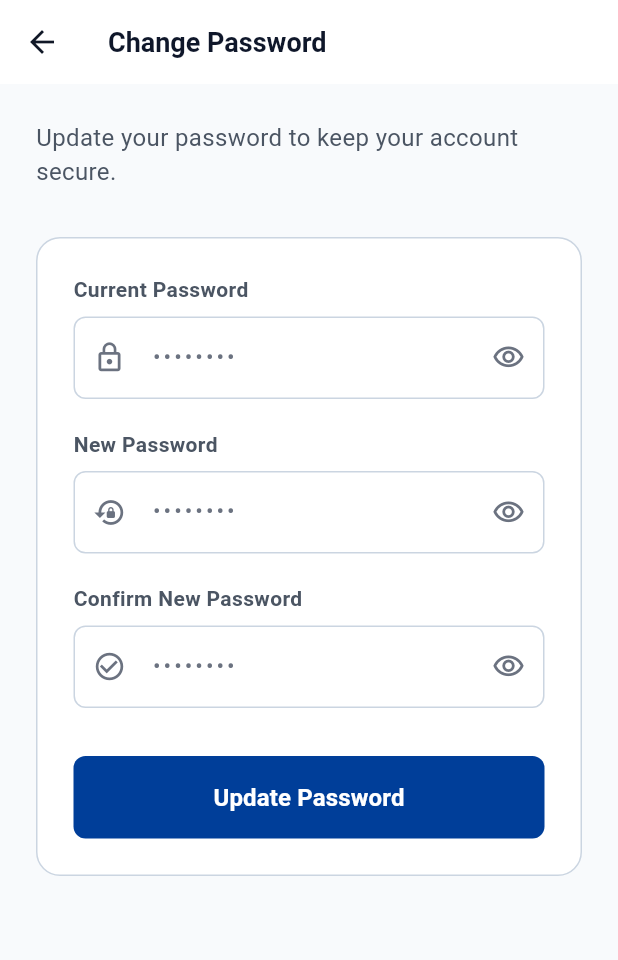
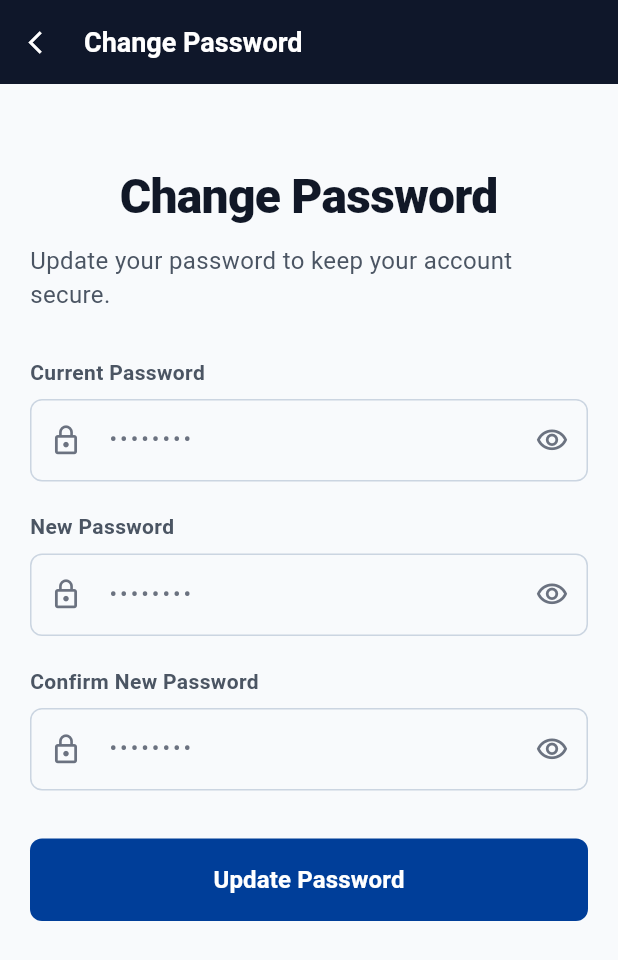
Before and after one commit to ritik453rr/core_hr, a Flutter app: the ProfilePage screen opened by its route, after a tap on "Change Password", on a phone screen of 412 x 824 dp. Shown: the top 960 px of the screen. Run offline on Flutter 3.47's test engine with Material 3 defaults, Android fonts, the phone set to English and light mode, and no system bars; drawn by our look-alikes of toastification; our stand-ins replace cached_network_image, connectivity_plus, dio, flutter_dotenv, geocoding, geolocator and 3 more; accounts and stored records are empty; network calls fail.

Commit message:
feat: integrate profile API, refactor UI components, and update app theme
Profile Module:
- Integrated getUserProfile API in AuthRepo using GET request
- Added getLocalStorageProfile() in ProfileController for offline-first storage initialization
- Configured ProfileBuilderIds enum for GetBuilder state updates
- Refactored ProfilePage to consume UserProfileData directly and removed dummy stats row
- Marked downloadIdCard and editProfileInfo as unavailable services

Components & Navigation:
- Created reusable CustomAppBar with configurable title, back button, and action widgets
- Applied CustomAppBar to ProfilePage and ChangePasswordPage
- Redesigned ChangePasswordPage to align with LoginPage layout and styling
- Added UserStatus enum (active/inactive) and updated ClockInCard to show Online/Offline status
- Centrally configured route transition animations in main.dart (defaultTransition)
- Updated showLogoutDialog button text styles (semiBold14Grey for Cancel, semiBold14Red for Logout)

Splash & Theme:
- Updated SplashPage and SplashLogoWidget to a light/white theme using AppAssets.appIcon
- Replaced version text on Splash screen with enterprise tagline footer
- Reduced box shadow intensity on SplashLogoWidget

Codebase Cleanups:
- Removed unused string constants from StringConstants
- Added single-line documentation comments across methods

```diff
--- /dev/null
+++ b/lib/core/constants/app_assets.dart
@@ -0,0 +1,3 @@
+class AppAssets {
+  static const appIcon = "assets/images/pngs/app_icon.png";
+}
--- a/lib/core/constants/app_keys.dart
+++ b/lib/core/constants/app_keys.dart
@@ -1,5 +1,5 @@
 /// Stores environment keys used in the application.
 class AppKeys {
   /// Production base URL key
-  static const String apiBaseUrl = "BASE_URL";
+  static const String apiBaseUrl = "DEV_API_BASE_URL";
 }
--- a/lib/core/language/string_constants.dart
+++ b/lib/core/language/string_constants.dart
@@ -23,24 +23,13 @@ class StringConstants {
       "Server not reachable. Please try again";
 
   /// Home
-  static const String kNoNewAnnouncements = "No new announcements today.";
-  static const String kNotifications = "Notifications";
+  static const String kUnknown = "Unknown";
   static const String kDailyWorkShift = "DAILY WORK SHIFT";
   static const String kActiveShiftInProgress = "Active Shift in Progress";
   static const String kNotClockedInToday = "Not Clocked In Today";
-  static const String kClockedIn = "CLOCKED IN";
   static const String kOffline = "OFFLINE";
   static const String kClockOut = "CLOCK OUT";
   static const String kClockInWithLocation = "CLOCK IN WITH LOCATION";
-  static const String kKeyPerformanceMetrics = "Key Performance Metrics";
-  static const String kRealTime = "Real-Time";
-  static const String kLeaveBalance = "Leave Balance";
-  static const String kDays = "Days";
-  static const String kOkrScore = "OKR Score";
-  static const String kActiveLeads = "Active Leads";
-  static const String kClients = "Clients";
-  static const String kTeamApprovals = "Team Approvals";
-  static const String kPending = "Pending";
   static const String kHrAndFieldApplications = "HR & Field Applications";
   static const String kAllServices = "All Services";
   static const String kHolidays = "Holidays";
@@ -49,50 +38,21 @@ class StringConstants {
   static const String kLeadManagement = "Lead Management";
   static const String kHrDocuments = "HR Documents";
   static const String kOkrAndGoals = "OKR & Goals";
-  static const String kAnnouncementTitle = "Q3 Performance & Payroll Review";
-  static const String kAnnouncementSubtitle =
-      "Submit all pending appraisal goals by Aug 25.";
-  static const String kDefaultAvatarInitials = "AM";
-  static const String kPercent = "%";
   static const String kBulletSeparator = " • ";
-  static const String kDefaultProfileImageUrl =
-      "https://images.unsplash.com/photo-1494790108377-be9c29b29330?w=100";
-  static const String kLiveLocationRecorded = "Live location recorded: ";
-  static const String kWorkDurationCalculated =
-      "Total work duration calculated.";
-
-  /// Attendance
-  static const String kAttendanceAndClockIn = "Attendance & Clock-In";
-  static const String kCapturedLiveLocation = "Captured Live Location";
-  static const String kGpsCoordinates = "GPS Coordinates: ";
-  static const String kTodaysShift = "Today's Shift";
-  static const String kInProgress = "In Progress";
-  static const String kNotClockedIn = "Not Clocked In";
-  static const String kClockIn = "Clock In";
-  static const String kClockOutNow = "CLOCK OUT NOW";
-  static const String kRecentAttendanceHistory = "Recent Attendance History";
-  static const String kUnknownLocation = "Unknown Location";
 
   /// Navigation
   static const String kHome = "Home";
-  static const String kAttendance = "Attendance";
   static const String kTracking = "Tracking";
   static const String kMyTeam = "My Team";
 
   /// Profile
   static const String kMyProfile = "My Profile";
-  static const String kDownloadIdCard = "Download ID Card";
-  static const String kEditProfileInfo = "Edit Profile Info";
   static const String kPersonalAndEmploymentDetails =
       "Personal & Employment Details";
   static const String kAccountAndSecurityActions = "Account & Security Actions";
-  static const String kExperience = "Experience";
-  static const String kLeaveBal = "Leave Bal.";
-  static const String kActiveLoan = "Active Loan";
   static const String kDepartment = "Department";
   static const String kEmailAddress = "Email Address";
   static const String kPhoneNumber = "Phone Number";
-  static const String kDateOfJoining = "Date of Joining";
   static const String kWorkShift = "Work Shift";
   static const String kReportingManager = "Reporting Manager";
   static const String kOfficeLocation = "Office Location";
@@ -111,8 +71,7 @@ class StringConstants {
   /// Splash
   static const String kAppTitle = "HR BOOK";
   static const String kAppSubtitle = "Automating HR & Payroll Solutions";
-  static const String kAppVersionFooter =
-      "Enterprise Core HR Platform • v1.0.0";
+  static const String kAppFooterText = "Enterprise Core HR Platform";
 
   /// Logout Dialog
   static const String kConfirmLogout = "Confirm Logout";
@@ -120,10 +79,9 @@ class StringConstants {
       "Are you sure you want to log out of your HR Book account?";
   static const String kCancel = "Cancel";
   static const String kLogout = "Logout";
-  static const String kLogoutSuccess = "You have logged out successfully.";
 
-  ///...................///
-  static const kEmailIsRequired = "Email is required";
-  static const kEnterAValidEmail = "Enter a valid email address";
-  static const kFieldRequired="Field is required";
+  /// Validators
+  static const String kEmailIsRequired = "Email is required";
+  static const String kEnterAValidEmail = "Enter a valid email address";
+  static const String kFieldRequired = "Field is required";
 }
--- a/lib/core/routing/app_pages.dart
+++ b/lib/core/routing/app_pages.dart
@@ -48,7 +48,7 @@ class AppPages {
         Get.lazyPut(() => HomeController(), fenix: true);
         Get.lazyPut(() => FieldTrackingController(), fenix: true);
         Get.lazyPut(() => MyTeamController(), fenix: true);
-        Get.put(ProfileController(), permanent: true);
+        Get.put(ProfileController());
       }),
       transition: Transition.fadeIn,
       transitionDuration: _defaultDuration,
--- a/lib/feature/auth/data/repository/auth_repo.dart
+++ b/lib/feature/auth/data/repository/auth_repo.dart
@@ -31,6 +31,7 @@ class AuthRepo {
     final ResponseModel resModel = await apiService.getRequest(
       url: ApiEndPoints.profile,
       model: userProfileModelFromJson,
+      showInternetMsg: true
     );
     return resModel;
   }
--- a/lib/feature/change_password/presentation/page/change_password_page.dart
+++ b/lib/feature/change_password/presentation/page/change_password_page.dart
@@ -1,14 +1,16 @@
-import '../../../../core/app_validator/app_validator.dart';
 import 'package:flutter/material.dart';
 import 'package:get/get.dart';
+import 'package:core_hr/core/app_validator/app_validator.dart';
+import 'package:core_hr/core/common_widgets/app_button.dart';
+import 'package:core_hr/core/common_widgets/app_loading_overlay.dart';
+import 'package:core_hr/core/common_widgets/app_safe_area.dart';
+import 'package:core_hr/core/common_widgets/app_text.dart';
+import 'package:core_hr/core/common_widgets/app_text_field.dart';
+import 'package:core_hr/core/common_widgets/custom_app_bar.dart';
+import 'package:core_hr/core/constants/app_constants.dart';
+import 'package:core_hr/core/constants/app_text_style.dart';
+import 'package:core_hr/core/extension/sized_box_extension.dart';
 import 'package:core_hr/core/language/string_constants.dart';
-import 'package:core_hr/core/constants/app_text_style.dart';
-import 'package:core_hr/core/constants/app_colors.dart';
-import 'package:core_hr/core/extension/sized_box_extension.dart';
-import '../../../../core/common_widgets/app_button.dart';
-import '../../../../core/common_widgets/app_safe_area.dart';
-import '../../../../core/common_widgets/app_text.dart';
-import '../../../../core/common_widgets/app_text_field.dart';
 import '../controller/change_password_controller.dart';
 
 /// Page for authenticated users to update their account password.
@@ -18,70 +20,79 @@ class ChangePasswordPage extends GetView<ChangePasswordController> {
   @override
   Widget build(BuildContext context) {
     return Scaffold(
-      appBar: AppBar(
-        title: const AppText(
-          StringConstants.kChangePassword,
-          style: AppTextStyle.bold18,
+      appBar: const CustomAppBar(
+        title: StringConstants.kChangePassword,
+        showBackButton: true,
       ),
-        backgroundColor: AppColors.cFFFFFF,
-        elevation: 0,
-        leading: IconButton(
-          icon: const Icon(Icons.arrow_back, color: AppColors.c111827),
-          onPressed: () => Get.back(),
+      body: AppSafeArea(
+        child: Stack(
+          children: [
+            _buildBody(),
+            Obx(() => AppLoadingOverlay(enable: controller.isLoading.value)),
+          ],
         ),
       ),
-      body: AppSafeArea(
-        child: SingleChildScrollView(
-          padding: const EdgeInsets.all(24.0),
+    );
+  }
+
+  Widget _buildBody() {
+    return SingleChildScrollView(
+      child: Padding(
+        padding: const EdgeInsets.symmetric(
+          horizontal: AppConstants.hzSpace,
+          vertical: 40,
+        ),
         child: Form(
           key: controller.formKey,
           child: Column(
             crossAxisAlignment: CrossAxisAlignment.stretch,
             children: [
-                const AppText(
+              12.h,
+              // --- Title & Subtitle ---
+              const Center(
+                child: AppText(
+                  StringConstants.kChangePassword,
+                  style: AppTextStyle.bold32,
+                ),
+              ),
+              8.h,
+              const Center(
+                child: AppText(
                   StringConstants.kUpdatePasswordSubtitle,
                   style: AppTextStyle.regular16Grey,
                 ),
-                32.h,
-                Container(
-                  width: Get.width,
-                  decoration: BoxDecoration(
-                    color: AppColors.cFFFFFF,
-                    borderRadius: BorderRadius.circular(16),
-                    border: Border.all(color: AppColors.cCBD5E1, width: 1),
               ),
-                  padding: const EdgeInsets.all(24.0),
-                  child: Column(
-                    crossAxisAlignment: CrossAxisAlignment.stretch,
-                    children: [
-                      // Current Password
+              30.h,
+
+              // --- Current Password ---
               Obx(
                 () => AppTextField(
                   title: StringConstants.kCurrentPassword,
                   controller: controller.currentPasswordController,
-                          obscureText:
-                              !controller.isCurrentPasswordVisible.value,
+                  textInputAction: TextInputAction.next,
+                  obscureText: !controller.isCurrentPasswordVisible.value,
+                  autoValidateMode: AutovalidateMode.onUserInteraction,
                   hintText: StringConstants.kPasswordHint,
                   prefixIcon: Icons.lock_outline,
                   suffixIcon: controller.isCurrentPasswordVisible.value
                       ? Icons.visibility_off_outlined
                       : Icons.visibility_outlined,
-                          onSuffixTap:
-                              controller.toggleCurrentPasswordVisibility,
-                          validator: (value) =>
-                              AppValidator.validateRequired(value),
+                  onSuffixTap: controller.toggleCurrentPasswordVisibility,
+                  validator: (value) => AppValidator.validateRequired(value),
                 ),
               ),
               20.h,
 
-                      // New Password
+              // --- New Password ---
               Obx(
                 () => AppTextField(
                   title: StringConstants.kNewPassword,
                   controller: controller.newPasswordController,
+                  textInputAction: TextInputAction.next,
                   obscureText: !controller.isNewPasswordVisible.value,
+                  autoValidateMode: AutovalidateMode.onUserInteraction,
                   hintText: StringConstants.kPasswordHint,
-                          prefixIcon: Icons.lock_reset,
+                  prefixIcon: Icons.lock_outline,
                   suffixIcon: controller.isNewPasswordVisible.value
                       ? Icons.visibility_off_outlined
                       : Icons.visibility_outlined,
@@ -99,26 +110,25 @@ class ChangePasswordPage extends GetView<ChangePasswordController> {
               ),
               20.h,
 
-                      // Confirm Password
+              // --- Confirm Password ---
               Obx(
                 () => AppTextField(
                   title: StringConstants.kConfirmNewPassword,
                   controller: controller.confirmPasswordController,
-                          obscureText:
-                              !controller.isConfirmPasswordVisible.value,
+                  textInputAction: TextInputAction.done,
+                  obscureText: !controller.isConfirmPasswordVisible.value,
+                  autoValidateMode: AutovalidateMode.onUserInteraction,
                   hintText: StringConstants.kPasswordHint,
-                          prefixIcon: Icons.check_circle_outline,
+                  prefixIcon: Icons.lock_outline,
                   suffixIcon: controller.isConfirmPasswordVisible.value
                       ? Icons.visibility_off_outlined
                       : Icons.visibility_outlined,
-                          onSuffixTap:
-                              controller.toggleConfirmPasswordVisibility,
+                  onSuffixTap: controller.toggleConfirmPasswordVisibility,
                   validator: (value) {
                     if (value == null || value.isEmpty) {
                       return AppValidator.validateRequired(value);
                     }
-                            if (value !=
-                                controller.newPasswordController.text) {
+                    if (value != controller.newPasswordController.text) {
                       return StringConstants.kPasswordMatchError;
                     }
                     return null;
@@ -127,7 +137,7 @@ class ChangePasswordPage extends GetView<ChangePasswordController> {
               ),
               32.h,
 
-                      // Change Password Button
+              // --- Update Password Button ---
               Obx(
                 () => AppButton(
                   title: StringConstants.kUpdatePassword,
@@ -138,10 +148,6 @@ class ChangePasswordPage extends GetView<ChangePasswordController> {
             ],
           ),
         ),
-              ],
-            ),
-          ),
-        ),
       ),
     );
   }
--- a/lib/feature/profile/presentation/controller/profile_controller.dart
+++ b/lib/feature/profile/presentation/controller/profile_controller.dart
@@ -30,7 +30,6 @@ class ProfileController extends GetxController {
   /// Loads user profile from local storage and updates UI state.
   void getLocalStorageProfile() {
     userProfileData = AppStorage.getUserProfile();
-    update([ProfileBuilderIds.profilePage]);
   }
 
   /// Fetches user profile from API and updates UI state.
@@ -41,17 +40,20 @@ class ProfileController extends GetxController {
     final ResponseModel resModel = await authRepo.getUserProfile();
     if (resModel.status) {
       final UserProfileModel userProfileModel = resModel.data;
-      userProfileData = userProfileModel.userProfileData;
-      final homeController = Get.find<HomeController>();
-      final status = userProfileData?.status?.toLowerCase();
-      homeController.isCheckIn = status == ShiftStatus.active.name;
-      AppStorage.saveUserProfile(userProfileData);
+      if (userProfileModel.userProfileData != null) {
+        userProfileData = userProfileModel.userProfileData;
+        final homeController = Get.find<HomeController>();
+        final status = userProfileData?.status?.toLowerCase();
+        homeController.isCheckIn = status == ShiftStatus.active.name;
+        AppStorage.saveUserProfile(userProfileData);
+      }
     } else {
       AppToast.showToast(message: resModel.message);
     }
     isLoadingProfile = false;
     update([ProfileBuilderIds.profilePage]);
-    update([HomeBuilderIds.clockIn]);
+    update([HomeBuilderIds.clockInCard]);
+    update([HomeBuilderIds.homeAppBar]);
   }
 
   /// Displays the logout confirmation dialog.
--- a/lib/feature/profile/presentation/page/profile_page.dart
+++ b/lib/feature/profile/presentation/page/profile_page.dart
@@ -79,10 +79,8 @@ class ProfilePage extends GetView<ProfileController> {
 
   Widget _buildProfileHeaderCard(ProfileController controller) {
     final profile = controller.userProfileData;
-    final photo = profile?.profilePhoto;
-    final imgUrl = (photo != null && photo is String && photo.isNotEmpty)
-        ? photo
-        : StringConstants.kDefaultProfileImageUrl;
+    final String photo = profile?.profilePhoto??"";
+
     final name =
         profile?.fullName ??
         '${profile?.firstName ?? ''} ${profile?.lastName ?? ''}'.trim();
@@ -127,7 +125,7 @@ class ProfilePage extends GetView<ProfileController> {
                   ],
                 ),
                 child: AppNetworkImage(
-                  imgUrl: imgUrl,
+                  imgUrl: photo,
                   width: 72,
                   height: 72,
                   borderRadius: 36,
--- a/pubspec.yaml
+++ b/pubspec.yaml
@@ -70,6 +70,7 @@ flutter:
   # To add assets to your application, add an assets section, like this:
   assets:
     - .env
+    - assets/images/pngs/
 
   # An image asset can refer to one or more resolution-specific "variants", see
   # https://flutter.dev/to/resolution-aware-images
```
Also changed, not shown: lib/core/services/location_service/location_service.dart (+27 -0 lines), lib/core/shimmer/app_shimmer.dart (+8 -1 lines), lib/core/shimmer/clock_in_card_shimmer.dart (deleted, +0 -83 lines), lib/feature/home/presentation/controller/home_controller.dart (+24 -28 lines), lib/feature/home/presentation/widgets/clock_in_card.dart (+13 -9 lines), lib/feature/home/presentation/widgets/home_app_bar.dart (+27 -18 lines), lib/feature/splash/presentation/page/splash_page.dart (+14 -13 lines), lib/feature/splash/presentation/widgets/splash_logo_widget.dart (+16 -55 lines), assets/images/pngs/app_icon.png (added), 28 other files. Lines whose indentation alone changed are shown as unchanged.
